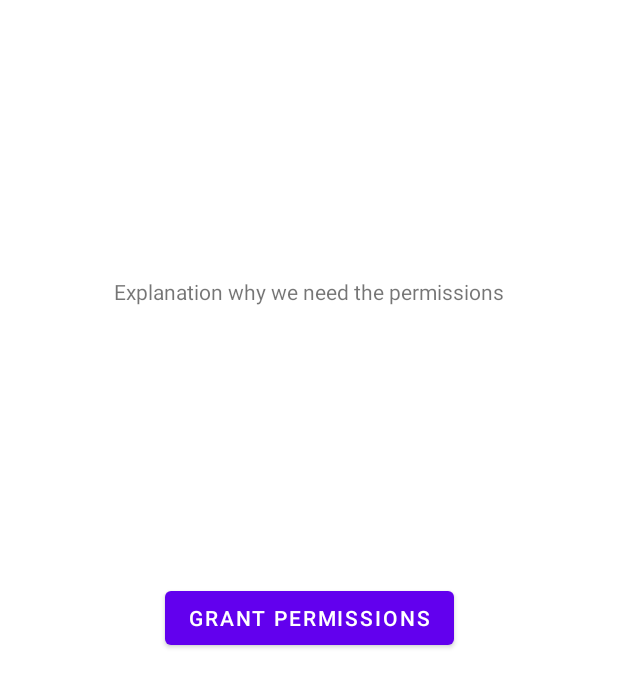
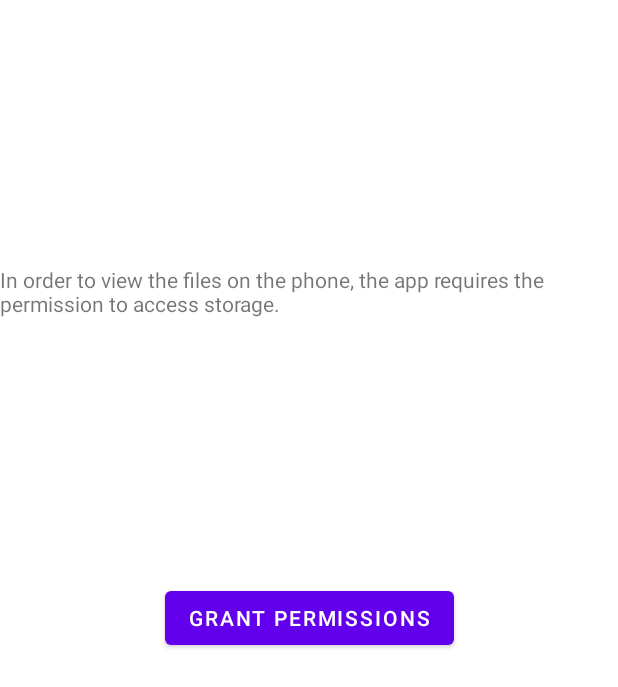
Before and after one commit to paolovsrl/SimpleFilePicker, an Android app: the layout activity_picker.xml on its own in the app's theme, with its tools: preview values and no code run, on a phone screen of 412 x 824 dp. Shown: the top 687 px of the screen. Run offline under Robolectric (Android 15) with nearby library versions, the phone set to English and light mode, and no system bars.

Commit message:
Fix for android 10

```diff
--- a/SimpleFilePicker/src/main/AndroidManifest.xml
+++ b/SimpleFilePicker/src/main/AndroidManifest.xml
@@ -9,7 +9,8 @@
         android:name="android.permission.READ_EXTERNAL_STORAGE"
         android:maxSdkVersion="29" />
 
-    <application>
+    <application
+        android:requestLegacyExternalStorage="true" >
     <activity
         android:name=".PickerActivity"
         android:exported="true">
--- a/SimpleFilePicker/src/main/java/com/pab/simplefilepicker/PermissionUtils.kt
+++ b/SimpleFilePicker/src/main/java/com/pab/simplefilepicker/PermissionUtils.kt
@@ -112,7 +112,9 @@ fun checkStoragePermissionApi30(activity: AppCompatActivity): Boolean {
 
 @RequiresApi(30)
 fun requestStoragePermissionApi30(activity: AppCompatActivity) {
-    val intent = Intent(Settings.ACTION_MANAGE_ALL_FILES_ACCESS_PERMISSION)
+    val intent = Intent(Settings.ACTION_MANAGE_APP_ALL_FILES_ACCESS_PERMISSION)
+    val uri = Uri.fromParts("package", activity.packageName, null)
+    intent.data = uri
 
     activity.startActivityForResult(intent, MANAGE_EXTERNAL_STORAGE_PERMISSION_REQUEST)
 }
--- a/SimpleFilePicker/src/main/res/layout/activity_picker.xml
+++ b/SimpleFilePicker/src/main/res/layout/activity_picker.xml
@@ -14,7 +14,7 @@
         <TextView
             android:layout_width="wrap_content"
             android:layout_height="wrap_content"
-            android:text="Explanation why we need the permissions"
+            android:text="@string/msg_ask_permission"
             app:layout_constraintBottom_toTopOf="@+id/picker_request_permission_btn"
             app:layout_constraintEnd_toEndOf="parent"
             app:layout_constraintStart_toStartOf="parent"
@@ -25,7 +25,7 @@
             android:layout_width="wrap_content"
             android:layout_height="wrap_content"
             android:layout_margin="8dp"
-            android:text="Grant permissions"
+            android:text="@string/btn_label_grant_permissions"
             app:layout_constraintBottom_toBottomOf="parent"
             app:layout_constraintEnd_toEndOf="parent"
             app:layout_constraintStart_toStartOf="parent"
@@ -66,7 +66,7 @@
             android:id="@+id/folder_picker_select_btn"
             android:layout_width="wrap_content"
             android:layout_height="wrap_content"
-            android:text="select"
+            android:text="@string/btn_label_select"
             android:layout_margin="8dp"
             app:layout_constraintBottom_toBottomOf="parent"
             app:layout_constraintEnd_toEndOf="parent" />
--- a/SimpleFilePicker/src/main/res/values/strings.xml
+++ b/SimpleFilePicker/src/main/res/values/strings.xml
@@ -4,5 +4,8 @@
     <string name="go_parent_label">"⬆️ .."</string>
     <string name="folder_item">🗂 %1$s</string>
     <string name="file_item">📄 %1$s</string>
+    <string name="msg_ask_permission">In order to view the files on the phone, the app requires the permission to access storage.</string>
+    <string name="btn_label_grant_permissions">Grant permissions</string>
+    <string name="btn_label_select">select</string>
 
 </resources>
--- a/app/src/main/res/layout/activity_main.xml
+++ b/app/src/main/res/layout/activity_main.xml
@@ -31,7 +31,7 @@
         android:id="@+id/main_activity_choose_file_btn"
         android:layout_width="wrap_content"
         android:layout_height="wrap_content"
-        android:text="Choose folder"
+        android:text="Choose file"
         app:layout_constraintBottom_toBottomOf="parent"
         app:layout_constraintEnd_toEndOf="parent"
         app:layout_constraintStart_toStartOf="parent"
```
